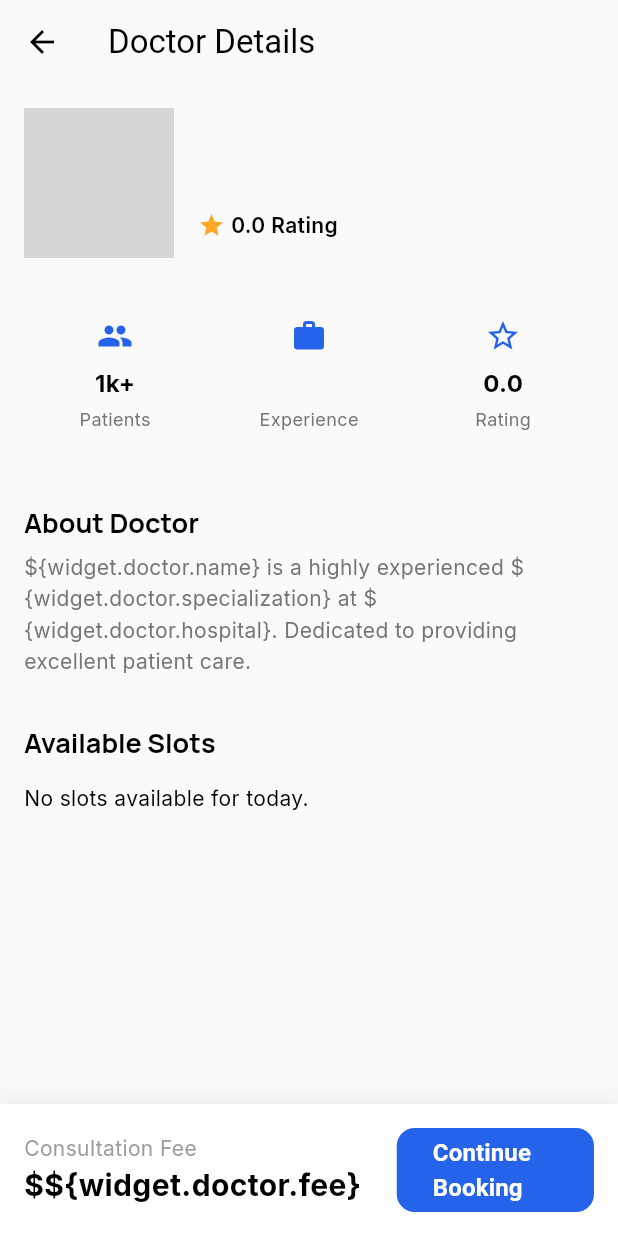
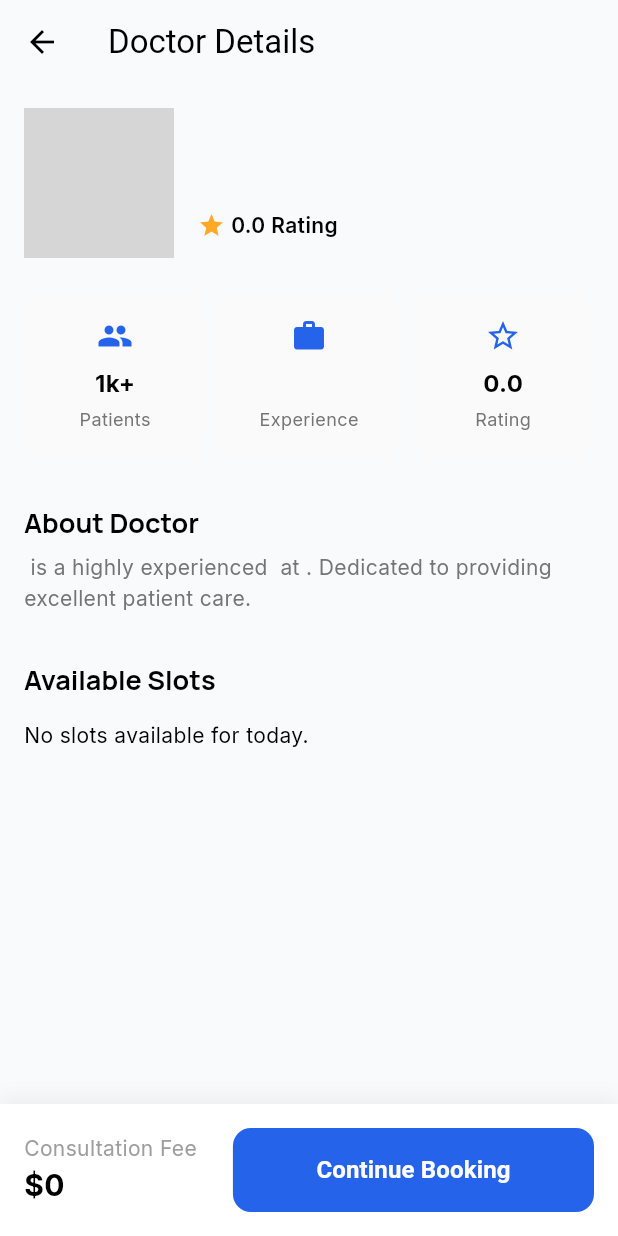
Before and after one commit to nilenjay/Healora, a Flutter app: the DoctorDetailScreen screen opened directly with empty values, on a phone screen of 412 x 824 dp. Run offline on Flutter 3.47's test engine with Material 3 defaults, Android fonts, the phone set to English and light mode, and no system bars; our stand-ins replace equatable, flutter_bloc, go_router, google_fonts, shared_preferences; accounts and stored records are empty; grey boxes are pictures that could not be loaded.

Commit message:
Fixed bugs

```diff
--- a/lib/core/widgets/doctor_card.dart
+++ b/lib/core/widgets/doctor_card.dart
@@ -29,7 +29,7 @@ class DoctorCard extends StatelessWidget {
               CircleAvatar(
                 radius: 32,
                 backgroundColor: Colors.grey.shade200,
-                backgroundImage: const AssetImage('assets/images/doctor_placeholder.png'),
+                backgroundImage: AssetImage(doctor.imageUrl),
               ),
               const SizedBox(width: AppSpacing.md),
               Expanded(
--- a/lib/features/appointments/data/models/appointment.dart
+++ b/lib/features/appointments/data/models/appointment.dart
@@ -11,6 +11,7 @@ class Appointment extends Equatable {
   final String date;
   final String time;
   final String status;
+  final String doctorImageUrl;
 
   const Appointment({
     required this.id,
@@ -23,6 +24,7 @@ class Appointment extends Equatable {
     required this.date,
     required this.time,
     required this.status,
+    this.doctorImageUrl = 'assets/images/male_doctor1.png',
   });
 
   factory Appointment.fromJson(Map<String, dynamic> json) {
@@ -37,6 +39,7 @@ class Appointment extends Equatable {
       date: json['date'],
       time: json['time'],
       status: json['status'],
+      doctorImageUrl: json['doctorImageUrl'] ?? 'assets/images/male_doctor1.png',
     );
   }
 
@@ -52,6 +55,7 @@ class Appointment extends Equatable {
       'date': date,
       'time': time,
       'status': status,
+      'doctorImageUrl': doctorImageUrl,
     };
   }
 
@@ -66,6 +70,7 @@ class Appointment extends Equatable {
     String? date,
     String? time,
     String? status,
+    String? doctorImageUrl,
   }) {
     return Appointment(
       id: id ?? this.id,
@@ -78,9 +83,10 @@ class Appointment extends Equatable {
       date: date ?? this.date,
       time: time ?? this.time,
       status: status ?? this.status,
+      doctorImageUrl: doctorImageUrl ?? this.doctorImageUrl,
     );
   }
 
   @override
-  List<Object?> get props => [id, doctorId, doctorName, patientName, patientPhone, patientAge, patientGender, date, time, status];
+  List<Object?> get props => [id, doctorId, doctorName, patientName, patientPhone, patientAge, patientGender, date, time, status, doctorImageUrl];
 }
--- a/lib/features/appointments/domain/repositories/appointment_repository.dart
+++ b/lib/features/appointments/domain/repositories/appointment_repository.dart
@@ -4,4 +4,6 @@ abstract class AppointmentRepository {
   Future<List<Appointment>> getAppointments();
   Future<void> addAppointment(Appointment appointment);
   Future<void> cancelAppointment(String id);
+  Future<void> deleteAppointment(String id);
+  Future<void> rescheduleAppointment(String id, String newTime);
 }
--- a/lib/features/appointments/presentation/bloc/appointment_event.dart
+++ b/lib/features/appointments/presentation/bloc/appointment_event.dart
@@ -27,3 +27,22 @@ class CancelAppointment extends AppointmentEvent {
   @override
   List<Object?> get props => [appointmentId];
 }
+
+class DeleteAppointment extends AppointmentEvent {
+  final String appointmentId;
+
+  const DeleteAppointment(this.appointmentId);
+
+  @override
+  List<Object?> get props => [appointmentId];
+}
+
+class RescheduleAppointment extends AppointmentEvent {
+  final String appointmentId;
+  final String newTime;
+
+  const RescheduleAppointment(this.appointmentId, this.newTime);
+
+  @override
+  List<Object?> get props => [appointmentId, newTime];
+}
--- a/lib/features/appointments/presentation/pages/appointment_booking_screen.dart
+++ b/lib/features/appointments/presentation/pages/appointment_booking_screen.dart
@@ -52,6 +52,7 @@ class _AppointmentBookingScreenState extends State<AppointmentBookingScreen> {
         date: 'Today', // Simulated date based on requirements
         time: widget.slotTime,
         status: 'Confirmed',
+        doctorImageUrl: widget.doctor.imageUrl,
       );
 
       context.read<AppointmentBloc>().add(BookAppointment(appointment));
@@ -91,7 +92,7 @@ class _AppointmentBookingScreenState extends State<AppointmentBookingScreen> {
                     const SizedBox(width: AppSpacing.sm),
                     Expanded(
                       child: Text(
-                        'Booking appointment with \${widget.doctor.name} at \${widget.slotTime}',
+                        'Booking appointment with ${widget.doctor.name} at ${widget.slotTime}',
                         style: const TextStyle(color: Colors.blue, fontWeight: FontWeight.w600),
                       ),
                     ),
--- a/lib/features/doctors/presentation/pages/doctor_detail_screen.dart
+++ b/lib/features/doctors/presentation/pages/doctor_detail_screen.dart
@@ -36,15 +36,15 @@ class _DoctorDetailScreenState extends State<DoctorDetailScreen> {
             Row(
               children: [
                 Hero(
-                  tag: 'doctor_image_\${widget.doctor.id}',
+                  tag: 'doctor_image_${widget.doctor.id}',
                   child: Container(
                     width: 100,
                     height: 100,
                     decoration: BoxDecoration(
                       color: Colors.grey.shade200,
                       borderRadius: BorderRadius.circular(AppRadius.lg),
-                      image: const DecorationImage(
-                        image: AssetImage('assets/images/doctor_placeholder.png'),
+                      image: DecorationImage(
+                        image: AssetImage(widget.doctor.imageUrl),
                         fit: BoxFit.cover,
                       ),
                     ),
@@ -129,7 +129,7 @@ class _DoctorDetailScreenState extends State<DoctorDetailScreen> {
             ),
             const SizedBox(height: AppSpacing.sm),
             Text(
-              '\${widget.doctor.name} is a highly experienced \${widget.doctor.specialization} at \${widget.doctor.hospital}. Dedicated to providing excellent patient care.',
+              '${widget.doctor.name} is a highly experienced ${widget.doctor.specialization} at ${widget.doctor.hospital}. Dedicated to providing excellent patient care.',
               style: TextStyle(color: Colors.grey.shade600, height: 1.5),
             ),
 
@@ -199,7 +199,7 @@ class _DoctorDetailScreenState extends State<DoctorDetailScreen> {
                 children: [
                   const Text('Consultation Fee', style: TextStyle(color: Colors.grey)),
                   Text(
-                    '\$\${widget.doctor.fee}',
+                    '\$${widget.doctor.fee}',
                     style: const TextStyle(
                       fontSize: 20,
                       fontWeight: FontWeight.bold,
```
Also changed, not shown: lib/core/widgets/appointment_card.dart (+23 -2 lines), lib/features/appointments/data/repositories/local_appointment_repository.dart (+24 -0 lines), lib/features/appointments/presentation/bloc/appointment_bloc.dart (+24 -0 lines), lib/features/appointments/presentation/pages/my_appointments_screen.dart (+119 -11 lines).
